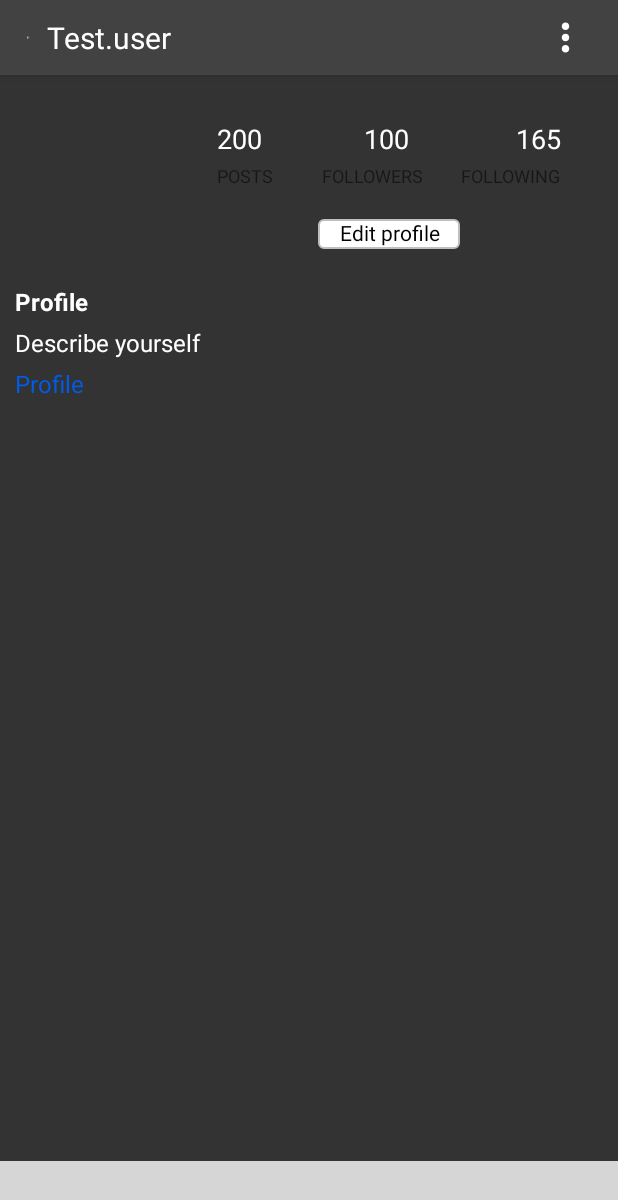
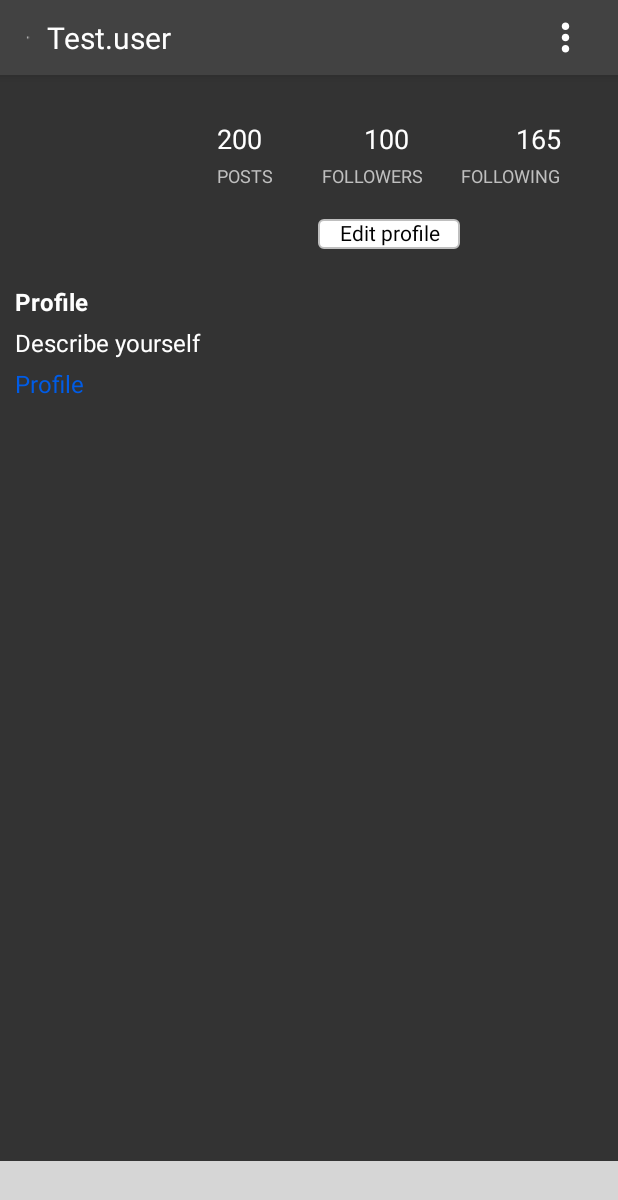
Before and after one commit to kkuzmicki/PUM_PROJEKT, an Android app: the ProfilActivity screen opened directly, with no data from a screen before it, on a phone screen of 412 x 824 dp. Shown: the top 1200 px of the screen. Run offline under Robolectric (Android 15) with nearby library versions, the phone set to English and light mode, and no system bars; our stand-ins replace CircleImageView; libraries missing offline, so code that uses them is left out: com.ittianyu.bottomnavigationviewex; plain views replace BottomNavigationViewEx; 6 statements that could not run were skipped; grey boxes are pictures that could not be loaded.

Commit message:
Zmiany przeprowadzone dnia 01:49 15.09.2020

```diff
--- a/app/src/main/java/com/example/aplikacja_pum/Profil/ProfilActivity.java
+++ b/app/src/main/java/com/example/aplikacja_pum/Profil/ProfilActivity.java
@@ -38,15 +38,13 @@ public class ProfilActivity extends AppCompatActivity {
         mProgressBar = (ProgressBar) findViewById(R.id.profileProgressBar);
         mProgressBar.setVisibility(View.GONE);
         setupBottomNavigationView();
-        setupToolbar();
+        setupIntent();
     }
 
 
 
 
-    private void setupToolbar(){
-        Toolbar toolbar = (Toolbar) findViewById(R.id.profileToolBar);
-        setSupportActionBar(toolbar);
+    private void setupIntent(){
 
         ImageView profileMenu = (ImageView) findViewById(R.id.settingsMenu);
         profileMenu.setOnClickListener(new View.OnClickListener() {
@@ -59,9 +57,7 @@ public class ProfilActivity extends AppCompatActivity {
         });
     }
 
-    private void setSupportActionBar(Toolbar toolbar) {
 
-    }
 
 
     //nawigacja dolna
--- a/app/src/main/res/layout/top_profile_part.xml
+++ b/app/src/main/res/layout/top_profile_part.xml
@@ -17,6 +17,7 @@
             android:layout_marginStart="8dp"
             android:layout_marginTop="4dp"
             android:text="POSTS"
+            android:textColor="@color/grey"
             android:textSize="12sp"
             app:layout_constraintStart_toStartOf="parent"
             app:layout_constraintTop_toBottomOf="@+id/textViewPosts" />
@@ -39,6 +40,7 @@
             android:layout_height="wrap_content"
             android:layout_marginTop="4dp"
             android:text="FOLLOWERS"
+            android:textColor="@color/grey"
             android:textSize="12sp"
             app:layout_constraintEnd_toStartOf="@+id/textFollowings"
             app:layout_constraintHorizontal_bias="0.565"
@@ -63,6 +65,7 @@
             android:layout_marginTop="4dp"
             android:layout_marginEnd="8dp"
             android:text="FOLLOWING"
+            android:textColor="@color/grey"
             android:textSize="12sp"
             app:layout_constraintEnd_toEndOf="parent"
             app:layout_constraintTop_toBottomOf="@+id/textViewFollowings" />
```
